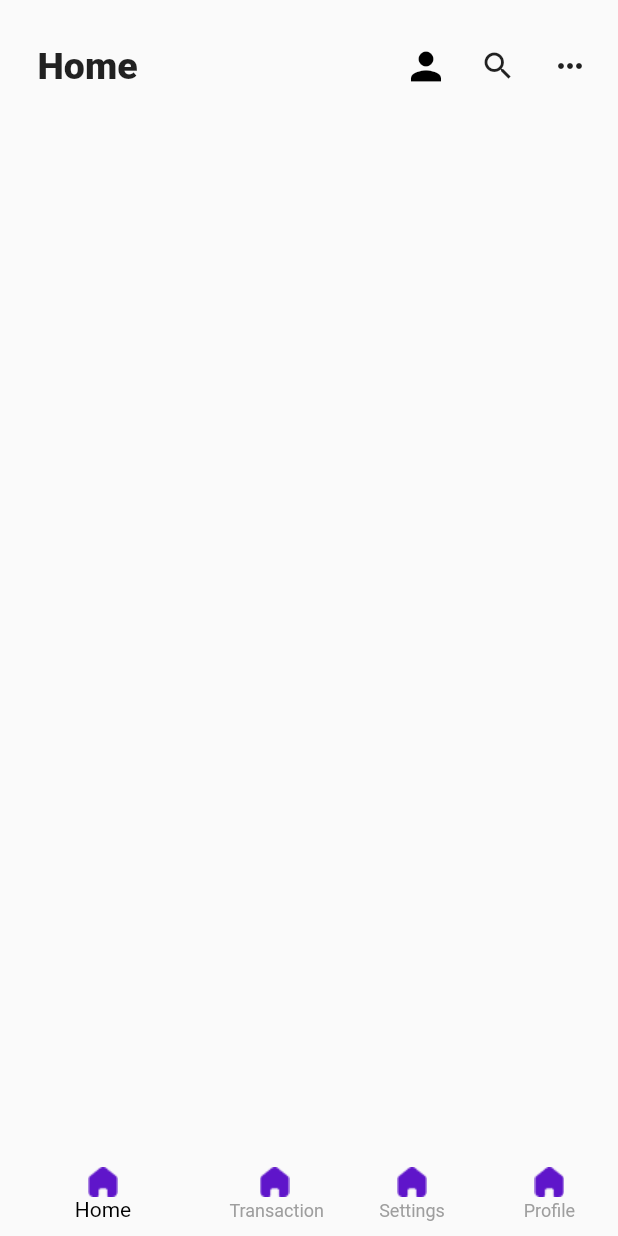
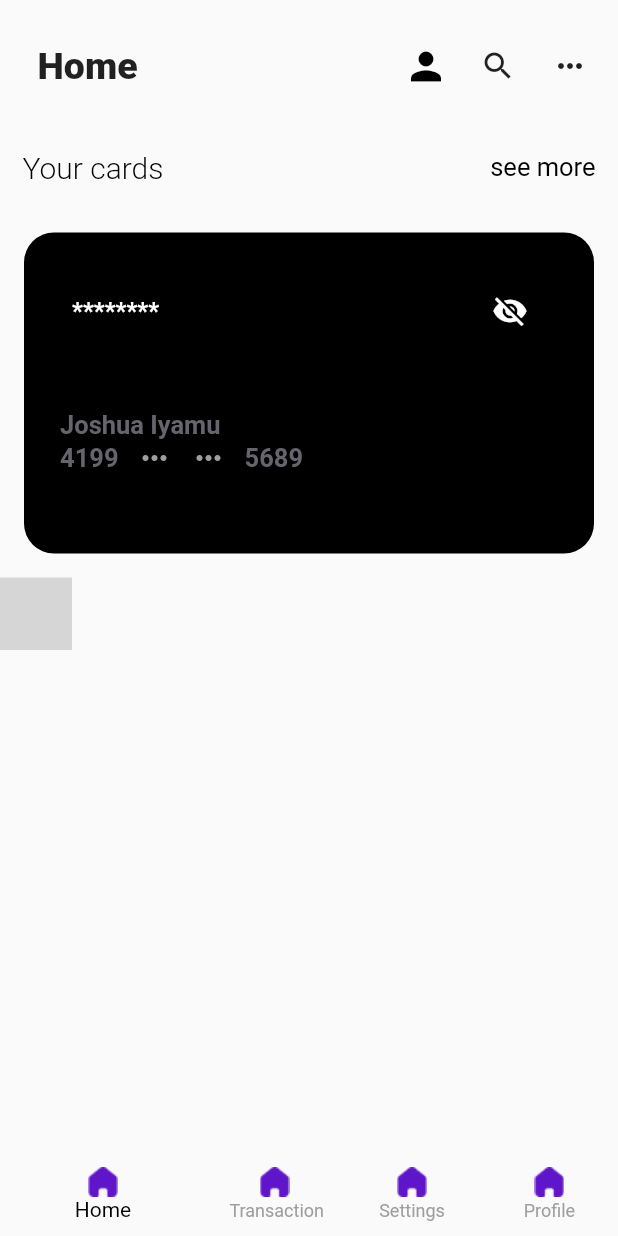
Before and after one commit to iyamujoshua/fintech_app, a Flutter app: the screen it shows after launch, on a phone screen of 412 x 824 dp. Run offline on Flutter 3.47's test engine with Material 2 defaults, Android fonts, the phone set to English and light mode, and no system bars; our stand-ins replace flutter_svg; statements that could not run were skipped; grey boxes are pictures that could not be loaded.

Commit message:
credit card

```diff
--- a/lib/components/cardlist.dart
+++ b/lib/components/cardlist.dart
@@ -1,4 +1,7 @@
 import 'package:flutter/material.dart';
+
+import '../utilities/themestyle.dart';
+import '../widget/credit_card.dart';
 class cardlist extends StatefulWidget {
   const cardlist({super.key});
 
@@ -7,6 +10,76 @@ class cardlist extends StatefulWidget {
 }
 
 class _cardlistState extends State<cardlist> {
+  List<creditcard> cardList = [
+  creditcard(),
+  creditcard(),
+  creditcard(),
+  creditcard(),
+  creditcard(),
+];
+
+int _currentCard = 0;
+final PageController _pageController = PageController(initialPage: 0);
+
+@override
+void dispose() {
+  _pageController.dispose();
+  super.dispose();
+}
+
+void _onPageChange(int index) {
+  setState(() {
+    _currentCard = index;
+  });
+}
+
+  @override
+  Widget build(BuildContext context) {
+    return Container(
+      child: Column(
+        children: [
+          Padding(
+            padding: const EdgeInsets.only(top: 32.0, left: 15.0, right: 15.0, bottom: 16.0),
+            child: Row(
+              mainAxisAlignment: MainAxisAlignment.spaceBetween,
+              children: [
+                Text("Your cards", style: Themestyle.primaryTitle),
+                Text("see more", style: Themestyle.seeAll,)
+              ],
+            ),
+          ),
+       Container(
+        height: 246.0,
+        child: PageView.builder(itemCount: cardList.length,
+        scrollDirection: Axis.horizontal,
+        onPageChanged: _onPageChange,
+         itemBuilder: (context, index) => creditcard(),
+         ),
+       ),
+       Row(
+        children: [
+          for(int i = 0 ; i <cardlist.length; i++)
+          if(_currentCard =i)
+          DotIndicator(true)
+          else
+          DotIndicator(false)
+        ],
+       )
+        ],
+      ),
+    );
+  }
+}
+
+
+class DotIndicator extends StatefulWidget {
+  const DotIndicator({super.key});
+
+  @override
+  State<DotIndicator> createState() => _DotIndicatorState();
+}
+
+class _DotIndicatorState extends State<DotIndicator> {
   @override
   Widget build(BuildContext context) {
     return Container();
--- /dev/null
+++ b/lib/utilities/themecolor.dart
@@ -0,0 +1,7 @@
+import 'package:flutter/material.dart';
+
+class ThemeColor {
+  static Color lightGrey = Color(0xffE8E8e9);
+  static Color black = Color(0xff14121E);
+  static Color grey = Color(0xFF849282);
+}
--- /dev/null
+++ b/lib/utilities/themestyle.dart
@@ -0,0 +1,32 @@
+import 'package:flutter/material.dart';
+
+class Themestyle {
+  static TextStyle primaryTitle = TextStyle(
+      fontSize: 20.0, fontWeight: FontWeight.w300, color: Colors.black);
+
+  static TextStyle seeAll = TextStyle(fontSize: 17.0, color: Colors.black);
+
+  static TextStyle cardDetails = TextStyle(
+    fontSize: 17.0,
+    color: Color(0xff66646d),
+    fontWeight: FontWeight.w600,
+  );
+
+  static TextStyle cardMoney = TextStyle(
+      fontSize: 16.0, color: Colors.white, fontWeight: FontWeight.bold);
+
+  static TextStyle tagtext = TextStyle(
+      fontStyle: FontStyle.italic,
+      color: Colors.black,
+      fontWeight: FontWeight.w500);
+
+  static TextStyle otherDetailsPrimary = TextStyle(
+    fontSize: 16.0,
+    color: Colors.black,
+  );
+
+  static TextStyle otherDetailsSecondary = TextStyle(
+    fontSize: 16.0,
+    color: Colors.grey
+  );
+}
--- /dev/null
+++ b/lib/widget/credit_card.dart
@@ -0,0 +1,146 @@
+// import 'package:flutter/material.dart';
+// import '../utilities/themestyle.dart';
+
+// class creditcard extends StatefulWidget {
+//   const creditcard({super.key});
+
+//   @override
+//   State<creditcard> createState() => _creditcardState();
+// }
+
+// class _creditcardState extends State<creditcard> {
+//   @override
+//   Widget build(BuildContext context) {
+//     return Padding(
+//       padding: const EdgeInsets.all(16.0),
+//       child: Container(
+//         height: 216,
+//         width: 380,
+//         decoration: BoxDecoration(
+//           color: Colors.black,
+//           borderRadius: BorderRadius.circular(20)
+//         ),
+//         child: Padding(
+//           padding: const EdgeInsets.symmetric(horizontal: 24.0, vertical: 20.0),
+//           child: Column(
+//             children: [
+//               Row(
+//                 mainAxisAlignment: MainAxisAlignment.spaceBetween,
+//                 children: [
+//                   Text("N500,000", style: Themestyle.cardMoney),
+//                   IconButton(onPressed: (){}, icon: Icon(Icons.remove_red_eye_sharp),color: Colors.white,)
+//                 ],
+//               )
+//             ],
+//           ),
+//         ),
+//       ),
+//     );
+//   }
+// }
+
+import 'package:flutter/material.dart';
+import '../utilities/themestyle.dart';
+
+class creditcard extends StatefulWidget {
+  const creditcard({Key? key}) : super(key: key);
+
+  @override
+  State<creditcard> createState() => _creditcardState();
+}
+
+class _creditcardState extends State<creditcard> {
+  bool isAmountHidden = true;
+
+  @override
+  Widget build(BuildContext context) {
+    return Padding(
+      padding: const EdgeInsets.all(16.0),
+      child: Container(
+        height: 216,
+        width: 380,
+        decoration: BoxDecoration(
+            color: Colors.black, borderRadius: BorderRadius.circular(20)),
+        child: Padding(
+          padding: const EdgeInsets.symmetric(horizontal: 24.0, vertical: 20.0),
+          child: Column(
+            mainAxisAlignment: MainAxisAlignment.spaceBetween,
+            children: [
+              Padding(
+                padding: const EdgeInsets.all(8.0),
+                child: Row(
+                  mainAxisAlignment: MainAxisAlignment.spaceBetween,
+                  children: [
+                    isAmountHidden
+                        ? Text(
+                            "********",
+                            style: Themestyle.cardMoney,
+                          )
+                        : Text("N500,000", style: Themestyle.cardMoney),
+                    IconButton(
+                      onPressed: () {
+                        setState(() {
+                          isAmountHidden = !isAmountHidden;
+                        });
+                      },
+                      icon: Icon(
+                        isAmountHidden
+                            ? Icons.visibility_off
+                            : Icons.remove_red_eye_sharp,
+                      ),
+                      color: Colors.white,
+                    )
+                  ],
+                ),
+              ),
+              Padding(
+                padding: const EdgeInsets.only(bottom: 32.0),
+                child: Column(
+                  crossAxisAlignment: CrossAxisAlignment.start,
+                  children: [
+                    Text(
+                      "Joshua Iyamu",
+                      style: Themestyle.cardDetails,
+                    ),
+                    Row(
+                      children: [
+                        Padding(
+                          padding: const EdgeInsets.only(right: 6.0),
+                          child: Text(
+                            "4199",
+                            style: Themestyle.cardDetails,
+                          ),
+                        ),
+                        Padding(
+                          padding: const EdgeInsets.symmetric(horizontal: 6.0),
+                          child: Icon(
+                            Icons.more_horiz,
+                            color: Colors.grey,
+                          ),
+                        ),
+                        Padding(
+                          padding: const EdgeInsets.symmetric(horizontal: 6.0),
+                          child: Icon(
+                            Icons.more_horiz,
+                            color: Colors.grey,
+                          ),
+                        ),
+                        Padding(
+                          padding: const EdgeInsets.only(left: 6.0),
+                          child: Text(
+                            "5689",
+                            style: Themestyle.cardDetails,
+                          ),
+                        ),
+                      ],
+                    )
+                  ],
+                ),
+              )
+            ],
+          ),
+        ),
+      ),
+    );
+  }
+}
--- a/pubspec.yaml
+++ b/pubspec.yaml
@@ -31,7 +31,6 @@ dependencies:
   flutter:
     sdk: flutter
   flutter_svg:
-  iconsax: ^1.1.3
 
 
 
```
